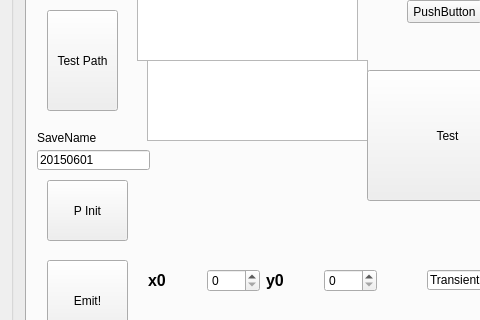
First picture: the form in eic_test.ui, repository bill-lee/EIC_Final, before the edit; both pictures show x 0 to 480 and y 145 to 465 of the 1136 by 780 pixel window.
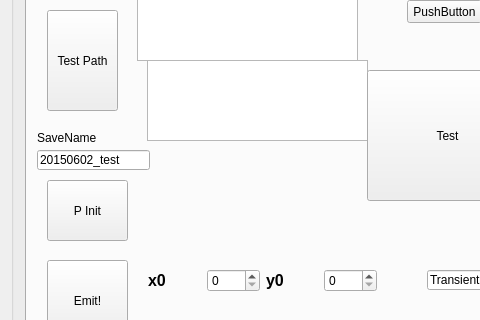
Second picture: the form after the edit.

```diff
--- a/eic_test.ui
+++ b/eic_test.ui
@@ -2551,7 +2551,7 @@
             </rect>
            </property>
            <property name="text">
-            <string>20150601</string>
+            <string>20150602_test</string>
            </property>
           </widget>
           <widget class="QLabel" name="label_2">
```
Left out of the diff: 2 changed lines with no effect on the pictures.
